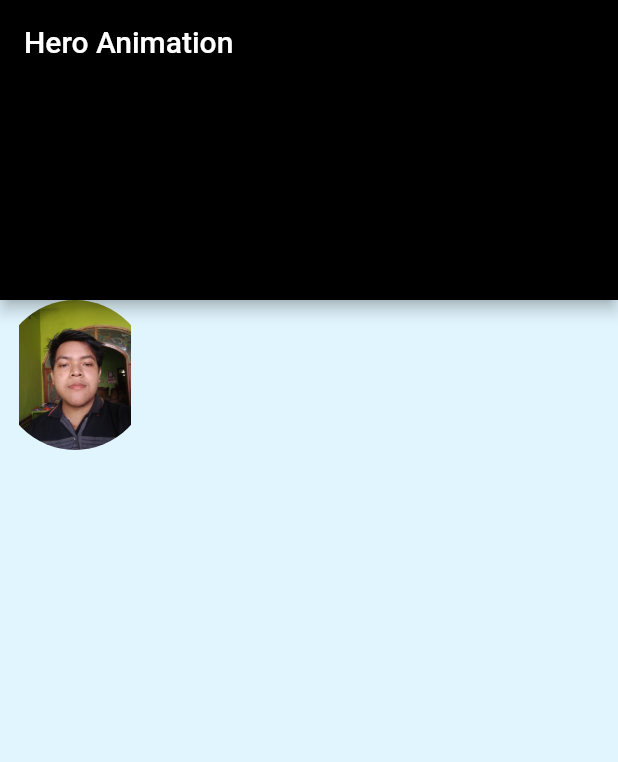
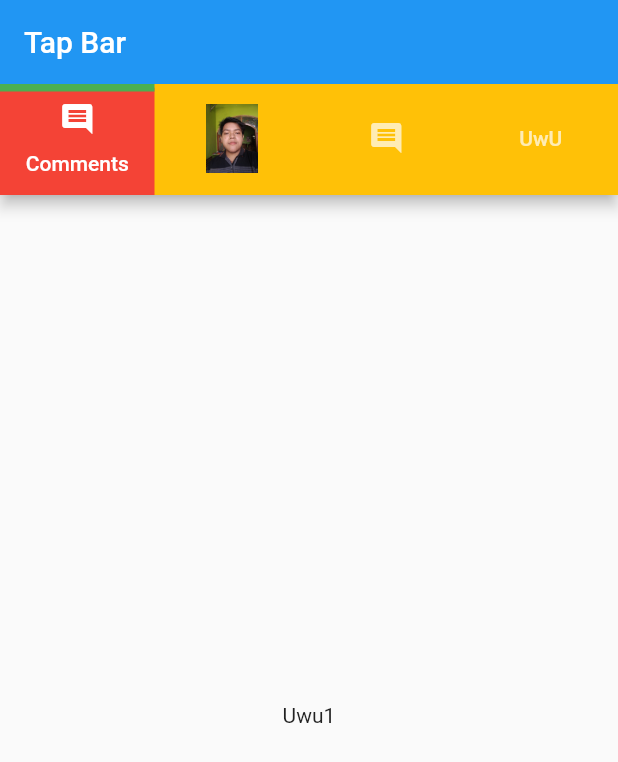
Before and after one commit to rendiwithi/flutter_example, a Flutter app: the screen it shows after launch, on a phone screen of 412 x 824 dp. Shown: the top 762 px of the screen. Run offline on Flutter 3.47's test engine with Material 2 defaults, Android fonts, the phone set to English and light mode, and no system bars.

Commit message:
add tabbar mod and modified tapBar in main.dart

```diff
--- a/lib/main.dart
+++ b/lib/main.dart
@@ -1,15 +1,6 @@
 import 'package:flutter/material.dart';
 import 'package:flutter/services.dart';
-import 'package:flutter_example/module/TextMod.dart';
-import 'package:flutter_example/module/appBarMod.dart';
-import 'package:flutter_example/module/buttonMod.dart';
-import 'package:flutter_example/module/clipRectMod.dart';
-import 'package:flutter_example/module/containerMod.dart';
-import 'package:flutter_example/module/floatingActionButtonMod.dart';
-import 'package:flutter_example/module/materialAppMod.dart';
-import 'package:flutter_example/module/opacity.dart';
-import 'package:flutter_example/module/scaffoldMod.dart';
-import 'package:flutter_example/module/snackBarMod.dart';
+import 'package:flutter_example/module/tabBarMod.dart';
 
 void main() => runApp(MyApp());
 
@@ -26,7 +17,29 @@ class MyApp extends StatelessWidget {
     //   ]);
     return MaterialApp(
       debugShowCheckedModeBanner: false,
-      home: ClipRectMod(),
+      home: TabBarMod(),
+      // home: Scaffold(
+      //   appBar: PreferredSize(
+      //     preferredSize: Size.fromHeight(300),
+      //     child: AppBar(
+      //       backgroundColor: Colors.amber,
+      //       flexibleSpace: Positioned(
+      //         bottom: 0,
+      //         right: 0,
+      //         child: Container(
+      //           margin: EdgeInsets.all(20),
+      //           child: Text(
+      //             "Ya Itulah",
+      //               style: TextStyle(
+      //                 color: Colors.white,
+      //                 fontSize: 20,
+      //                 fontWeight: FontWeight.w700,
+      //               )),
+      //         ),
+      //       ),
+      //     ),
+      //   ),
+      // ),
     );
   }
 }
--- a/lib/module/clipRectMod.dart
+++ b/lib/module/clipRectMod.dart
@@ -5,25 +5,26 @@ class ClipRectMod extends StatelessWidget {
   Widget build(BuildContext context) {
     return Scaffold(
       backgroundColor: Colors.lightBlue[50],
-      appBar: PreferredSize(
-        preferredSize: Size.fromHeight(200),
-              child: AppBar(
-          backgroundColor: Colors.black,
-          title: Text("Hero Animation",
-              style: TextStyle(
-                color: Colors.white,
-              )),
+      appBar: AppBar(
+        backgroundColor: Colors.black,
+        title: Text(
+          "Hero Animation",
+          style: TextStyle(
+            color: Colors.white,
+            fontSize: 20,
+            fontWeight: FontWeight.w700,
+          ),
         ),
       ),
       body: GestureDetector(
-        onTap: (){
-          Navigator.push(context, MaterialPageRoute(builder: (context){
+        onTap: () {
+          Navigator.push(context, MaterialPageRoute(builder: (context) {
             return SecPage();
           }));
         },
         child: Hero(
           tag: "Rendi",
-                  child: ClipRRect(
+          child: ClipRRect(
             borderRadius: BorderRadius.circular(50),
             child: Container(
                 width: 100,
@@ -57,7 +58,7 @@ class SecPage extends StatelessWidget {
         child: Center(
           child: Hero(
             tag: "Rendi",
-                      child: ClipRRect(
+            child: ClipRRect(
               borderRadius: BorderRadius.circular(100),
               child: Container(
                   width: 200,
--- /dev/null
+++ b/lib/module/tabBarMod.dart
@@ -0,0 +1,53 @@
+import 'package:flutter/material.dart';
+
+class TabBarMod extends StatelessWidget {
+  TabBar _myTabBar = TabBar(
+    // indicatorColor: Colors.red,
+    indicator: BoxDecoration(
+      color: Colors.red,
+      border: Border(
+        top: BorderSide(color: Colors.green, width: 5),
+      ),
+    ),
+    tabs: [
+      Tab(
+        icon: Icon(Icons.comment),
+        text: "Comments",
+      ),
+      Tab(
+        child: Image.asset("images/me.jpeg"),
+      ),
+      Tab(icon: Icon(Icons.comment)),
+      Tab(
+        text: "UwU",
+      )
+    ],
+  );
+  @override
+  Widget build(BuildContext context) {
+    return DefaultTabController(
+      length: 4,
+      child: Scaffold(
+        appBar: AppBar(
+            title: Text("Tap Bar"),
+            bottom: PreferredSize(
+                preferredSize: Size.fromHeight(_myTabBar.preferredSize.height),
+                child: Container(color: Colors.amber, child: _myTabBar))),
+        body: TabBarView(children: [
+          Center(
+            child: Text("Uwu1"),
+          ),
+          Center(
+            child: Text("Uwu2"),
+          ),
+          Center(
+            child: Text("Uwu3"),
+          ),
+          Center(
+            child: Text("Uwu4"),
+          ),
+        ]),
+      ),
+    );
+  }
+}
```
